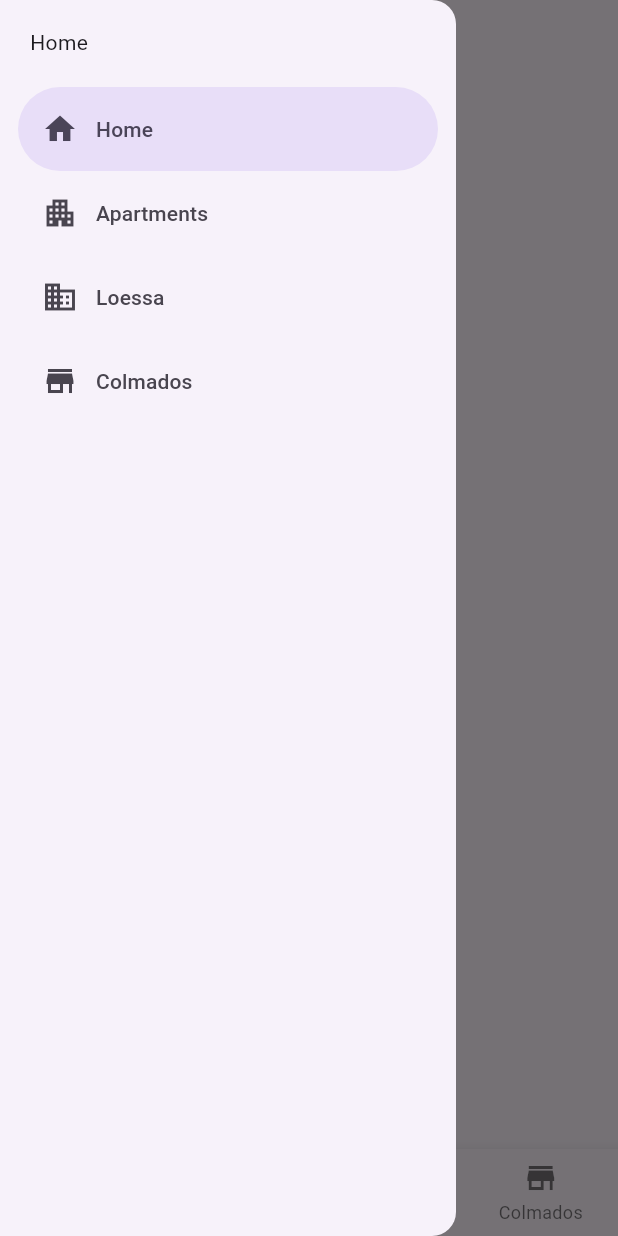
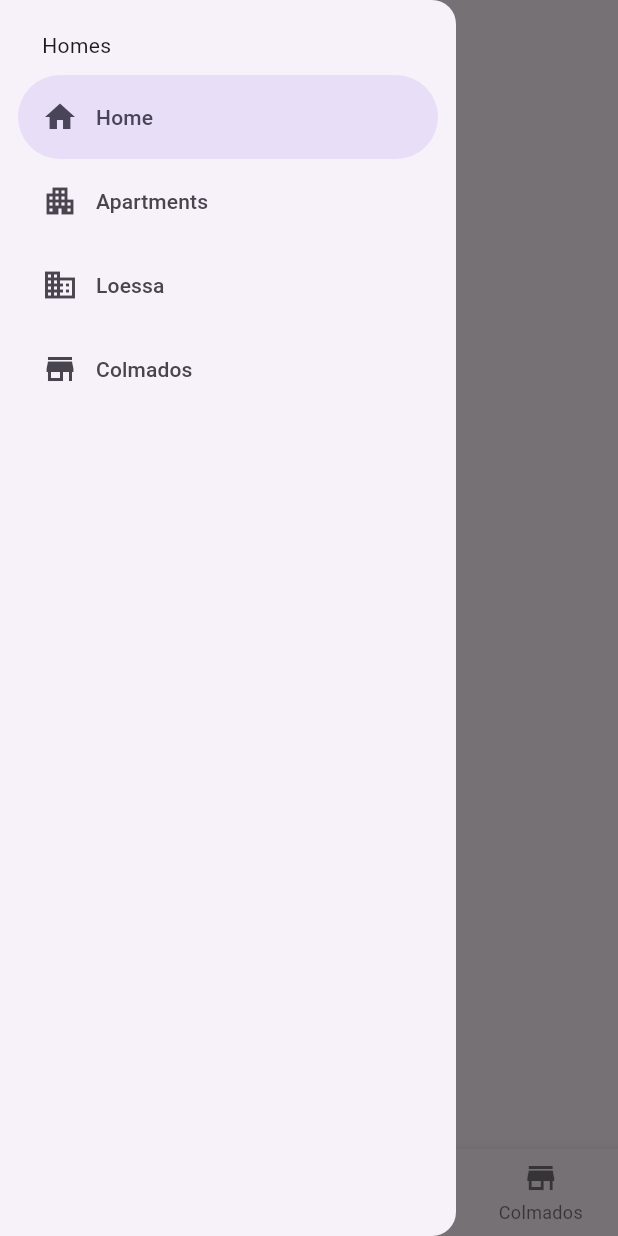
Before and after one commit to marcoslora/lora_business_1, a Flutter app: the screen it shows once a user with an empty profile is signed in, in the side drawer, after a tap on "Sign out", on a phone screen of 412 x 824 dp. Run offline on Flutter 3.47's test engine with Material 3 defaults, Android fonts, the phone set to English and light mode, and no system bars; our stand-ins replace cloud_firestore, firebase_auth, firebase_core, get, pinput, shared_preferences; accounts and stored records are empty.

Commit message:
Mejoras en la arquitectura

```diff
--- a/lib/src/Widgets/side_menu.dart
+++ /dev/null
@@ -1,57 +0,0 @@
-import 'dart:io';
-
-import 'package:flutter/material.dart';
-import 'package:get/get_connect/http/src/utils/utils.dart';
-
-class SideMenu extends StatefulWidget {
-  const SideMenu({super.key});
-
-  @override
-  State<SideMenu> createState() => _SideMenuState();
-}
-
-int navIndex = 0;
-
-class _SideMenuState extends State<SideMenu> {
-  @override
-  Widget build(BuildContext context) {
-    final hasNotch = MediaQuery.of(context).viewPadding.top;
-    if (Platform.isIOS) {
-      print('IOS $hasNotch');
-    } else {
-      print('Android $hasNotch');
-    }
-    return NavigationDrawer(
-      selectedIndex: navIndex,
-      onDestinationSelected: (index) {
-        setState(() {
-          navIndex = index;
-        });
-      },
-      children: const [
-        Padding(
-            padding: EdgeInsets.fromLTRB(20, 18, 20, 20), child: Text('Home')),
-        NavigationDrawerDestination(
-          icon: Icon(Icons.home),
-          label: Text('Home'),
-          // destination: const HomePage(),
-        ),
-        NavigationDrawerDestination(
-          icon: Icon(Icons.apartment),
-          label: Text('Apartments'),
-          // destination: const ApartmentsPage(),
-        ),
-        NavigationDrawerDestination(
-          icon: Icon(Icons.business),
-          label: Text('Loessa'),
-          // destination: const LoessaPage(),
-        ),
-        NavigationDrawerDestination(
-          icon: Icon(Icons.store),
-          label: Text('Colmados'),
-          // destination: const ColmadosPage(),
-        ),
-      ],
-    );
-  }
-}
--- a/lib/src/auth/main_page.dart
+++ b/lib/src/auth/main_page.dart
@@ -1,7 +1,7 @@
 import 'package:firebase_auth/firebase_auth.dart';
 import 'package:flutter/material.dart';
 import 'package:lora_business_1/src/auth/auth_page.dart';
-import 'package:lora_business_1/src/view/home_page.dart';
+import 'package:lora_business_1/src/view/home_views/home_page.dart';
 
 class MainPage extends StatelessWidget {
   const MainPage({super.key});
--- /dev/null
+++ b/lib/src/menu/bottom_menu.dart
@@ -0,0 +1,66 @@
+import 'package:flutter/material.dart';
+import 'package:lora_business_1/src/view/apartments_views/apartments_page.dart';
+import 'package:lora_business_1/src/view/colmados_views/colmado_page.dart';
+import 'package:lora_business_1/src/view/home_views/home_page_content.dart';
+import 'package:lora_business_1/src/view/loessa_page.dart';
+
+class MainBottomNavigationBar extends StatelessWidget {
+  final int selectedIndex;
+  final Function(int) onItemTapped;
+
+  MainBottomNavigationBar({
+    super.key,
+    required this.selectedIndex,
+    required this.onItemTapped,
+  });
+
+  @override
+  Widget build(BuildContext context) {
+    return BottomNavigationBar(
+      type: BottomNavigationBarType.fixed,
+      items: const <BottomNavigationBarItem>[
+        BottomNavigationBarItem(
+          icon: Icon(Icons.home),
+          label: 'Home',
+        ),
+        BottomNavigationBarItem(
+          icon: Icon(Icons.apartment),
+          label: 'Apartments',
+        ),
+        BottomNavigationBarItem(
+          icon: Icon(Icons.business),
+          label: 'Loessa',
+        ),
+        BottomNavigationBarItem(
+          icon: Icon(Icons.store),
+          label: 'Colmados',
+        ),
+      ],
+      currentIndex: selectedIndex,
+      selectedItemColor: Colors.amber[800],
+      onTap: onItemTapped,
+    );
+  }
+}
+
+class MenuSelectionRoute extends StatelessWidget {
+  final int selectedIndex;
+
+  const MenuSelectionRoute({super.key, required this.selectedIndex});
+
+  @override
+  Widget build(BuildContext context) {
+    switch (selectedIndex) {
+      case 0:
+        return HomePageContent();
+      case 1:
+        return const ApartmentsPage();
+      case 2:
+        return const LoessaPage();
+      case 3:
+        return const ColmadosPage();
+      default:
+        return const Text("Page not found");
+    }
+  }
+}
--- /dev/null
+++ b/lib/src/menu/menu_items.dart
@@ -0,0 +1,30 @@
+import 'package:flutter/material.dart';
+
+class MenuItem {
+  final String title;
+  final IconData icon;
+
+  MenuItem({
+    required this.title,
+    required this.icon,
+  });
+}
+
+final appMenuItems = <MenuItem>[
+  MenuItem(
+    title: 'Home',
+    icon: Icons.home,
+  ),
+  MenuItem(
+    title: 'Apartments',
+    icon: Icons.apartment,
+  ),
+  MenuItem(
+    title: 'Loessa',
+    icon: Icons.business,
+  ),
+  MenuItem(
+    title: 'Colmados',
+    icon: Icons.store,
+  ),
+];
--- /dev/null
+++ b/lib/src/menu/side_menu.dart
@@ -0,0 +1,41 @@
+import 'dart:io';
+import 'package:flutter/material.dart';
+import 'package:lora_business_1/src/menu/menu_items.dart';
+
+class SideMenu extends StatefulWidget {
+  final int selectedIndex;
+  final Function(int) onDestinationSelected;
+
+  const SideMenu({
+    super.key,
+    required this.selectedIndex,
+    required this.onDestinationSelected,
+  });
+
+  @override
+  State<SideMenu> createState() => _SideMenuState();
+}
+
+class _SideMenuState extends State<SideMenu> {
+  @override
+  Widget build(BuildContext context) {
+    final hasNotch = MediaQuery.of(context).viewPadding.top > 35;
+    return NavigationDrawer(
+      selectedIndex: widget.selectedIndex,
+      onDestinationSelected: (index) {
+        setState(() {
+          widget.onDestinationSelected(index);
+        });
+      },
+      children: [
+        Padding(
+            padding: EdgeInsets.fromLTRB(28, hasNotch ? 20 : 20, 16, 10),
+            child: const Text('Homes')),
+        ...appMenuItems.map((item) => NavigationDrawerDestination(
+              icon: Icon(item.icon),
+              label: Text(item.title),
+            )),
+      ],
+    );
+  }
+}
--- a/lib/src/repository/user_repository.dart
+++ b/lib/src/repository/user_repository.dart
@@ -9,6 +9,23 @@ import 'package:lora_business_1/src/auth/models/user_model.dart';
 class UserRepository extends GetxController {
   static UserRepository get to => Get.find();
   final FirebaseFirestore _db = FirebaseFirestore.instance;
+
+  Future<String?> getUserName(context, user) async {
+    try {
+      var userData = await FirebaseFirestore.instance
+          .collection('users')
+          .doc(user.uid)
+          .get();
+      return userData.data()?['name'];
+    } catch (e) {
+      ScaffoldMessenger.of(context).showSnackBar(
+        const SnackBar(
+          content: Text('Error al obtener el nombre del usuario'),
+        ),
+      );
+      return null;
+    }
+  }
 
   Future<void> createUser(UserModel user) async {
     try {
--- a/lib/src/view/home_page.dart
+++ /dev/null
@@ -1,118 +0,0 @@
-import 'package:cloud_firestore/cloud_firestore.dart';
-import 'package:firebase_auth/firebase_auth.dart';
-import 'package:flutter/material.dart';
-import 'package:lora_business_1/src/Widgets/side_menu.dart';
-import 'package:lora_business_1/src/view/apartments_views/apartments_page.dart';
-import 'package:lora_business_1/src/view/apartments_views/colmado_page.dart';
-import 'package:lora_business_1/src/view/loessa_page.dart';
-
-class HomePage extends StatefulWidget {
-  const HomePage({super.key});
-
-  @override
-  State<HomePage> createState() => _HomePageState();
-}
-
-class _HomePageState extends State<HomePage> {
-  int _selectedIndex = 0;
-  final user = FirebaseAuth.instance.currentUser!;
-
-  void _onItemTapped(int index) {
-    setState(() {
-      _selectedIndex = index;
-    });
-  }
-
-  @override
-  Widget build(BuildContext context) {
-    Widget bodyContent;
-
-    switch (_selectedIndex) {
-      case 0:
-        bodyContent = homePageContent();
-        break;
-      case 1:
-        bodyContent = const ApartmentsPage();
-        break;
-      case 2:
-        bodyContent = const LoessaPage();
-        break;
-      case 3:
-        bodyContent = const ColmadosPage();
-        break;
-      default:
-        bodyContent = const Text("Page not found");
-    }
-
-    return Scaffold(
-      appBar: AppBar(
-        title: const Text('Lora Business'),
-      ),
-      drawer: const SideMenu(),
-      bottomNavigationBar: BottomNavigationBar(
-        type: BottomNavigationBarType.fixed,
-        items: const <BottomNavigationBarItem>[
-          BottomNavigationBarItem(
-            icon: Icon(Icons.home),
-            label: 'Home',
-          ),
-          BottomNavigationBarItem(
-            icon: Icon(Icons.apartment),
-            label: 'Apartments',
-          ),
-          BottomNavigationBarItem(
-            icon: Icon(Icons.business),
-            label: 'Loessa',
-          ),
-          BottomNavigationBarItem(
-            icon: Icon(Icons.store),
-            label: 'Colmados',
-          ),
-        ],
-        currentIndex: _selectedIndex,
-        selectedItemColor: Colors.amber[800],
-        onTap: _onItemTapped,
-      ),
-      body: bodyContent,
-    );
-  }
-
-  Widget homePageContent() {
-    return Container(
-      margin: const EdgeInsets.all(20),
-      alignment: Alignment.center,
-      child: Column(mainAxisAlignment: MainAxisAlignment.center, children: [
-        FutureBuilder<String?>(
-          future: getUserName(),
-          builder: (context, snapshot) {
-            if (snapshot.connectionState == ConnectionState.done) {
-              return Text('signed in as: ${snapshot.data ?? user.email!}');
-            } else {
-              return const CircularProgressIndicator();
-            }
-          },
-        ),
-        MaterialButton(
-          onPressed: () async {
-            await FirebaseAuth.instance.signOut();
-          },
-          color: Colors.blue,
-          child: const Text('Sign out'),
-        ),
-      ]),
-    );
-  }
-
-  Future<String?> getUserName() async {
-    try {
-      var userData = await FirebaseFirestore.instance
-          .collection('users')
-          .doc(user.uid)
-          .get();
-      return userData.data()?['name'];
-    } catch (e) {
-      print('Error al obtener el nombre del usuario: $e');
-      return null;
-    }
-  }
-}
--- /dev/null
+++ b/lib/src/view/home_views/home_page.dart
@@ -0,0 +1,41 @@
+import 'package:flutter/material.dart';
+import 'package:lora_business_1/src/menu/bottom_menu.dart';
+import 'package:lora_business_1/src/menu/side_menu.dart';
+
+class HomePage extends StatefulWidget {
+  const HomePage({super.key});
+
+  @override
+  State<HomePage> createState() => _HomePageState();
+}
+
+class _HomePageState extends State<HomePage> {
+  int _selectedIndex = 0;
+
+  void _onItemTapped(int index) {
+    setState(() {
+      _selectedIndex = index;
+    });
+  }
+
+  @override
+  Widget build(BuildContext context) {
+    return Scaffold(
+      appBar: AppBar(
+        title: const Text('Lora Business'),
+      ),
+      drawer: SideMenu(
+        selectedIndex: _selectedIndex,
+        onDestinationSelected: (index) {
+          Navigator.of(context).pop();
+          _onItemTapped(index);
+        },
+      ),
+      bottomNavigationBar: MainBottomNavigationBar(
+        selectedIndex: _selectedIndex,
+        onItemTapped: _onItemTapped,
+      ),
+      body: MenuSelectionRoute(selectedIndex: _selectedIndex),
+    );
+  }
+}
--- /dev/null
+++ b/lib/src/view/home_views/home_page_content.dart
@@ -0,0 +1,48 @@
+import 'package:firebase_auth/firebase_auth.dart';
+import 'package:flutter/material.dart';
+import 'package:lora_business_1/src/repository/user_repository.dart';
+
+class HomePageContent extends StatelessWidget {
+  final UserRepository userRepository = UserRepository();
+  final user = FirebaseAuth.instance.currentUser!;
+
+  HomePageContent({Key? key}) : super(key: key);
+
+  @override
+  Widget build(BuildContext context) {
+    return Container(
+      margin: const EdgeInsets.all(20),
+      alignment: Alignment.center,
+      child: Column(
+        mainAxisAlignment: MainAxisAlignment.center,
+        children: [
+          _buildUserGreeting(context),
+          _buildSignOutButton(context),
+        ],
+      ),
+    );
+  }
+
+  Widget _buildUserGreeting(BuildContext context) {
+    return FutureBuilder<String?>(
+      future: userRepository.getUserName(context, user),
+      builder: (context, snapshot) {
+        if (snapshot.connectionState == ConnectionState.done) {
+          return Text('signed in as: ${snapshot.data ?? user.email!}');
+        } else {
+          return const CircularProgressIndicator();
+        }
+      },
+    );
+  }
+
+  Widget _buildSignOutButton(BuildContext context) {
+    return MaterialButton(
+      onPressed: () async {
+        await FirebaseAuth.instance.signOut();
+      },
+      color: Colors.blue,
+      child: const Text('Sign out'),
+    );
+  }
+}
--- a/lib/src/view/login_page.dart
+++ b/lib/src/view/login_page.dart
@@ -1,7 +1,4 @@
 // ignore_for_file: use_build_context_synchronously
-
-import 'dart:ffi';
-
 import 'package:flutter/material.dart';
 import 'package:lora_business_1/src/repository/sing_in_repository.dart';
 import 'package:lora_business_1/src/utils/CustomPopup.dart';
--- a/pubspec.yaml
+++ b/pubspec.yaml
@@ -41,6 +41,7 @@ dependencies:
   intl: ^0.19.0
   shared_preferences: ^2.2.2
   pinput: ^3.0.1
+  go_router: ^12.1.3
 
 dev_dependencies:
   flutter_test:
```
Also changed, not shown: nota.txt (added, +11 -0 lines), lib/src/view/colmados_views/colmado_page.dart (renamed from lib/src/view/apartments_views/colmado_page.dart), pubspec.lock, 3 other files.
